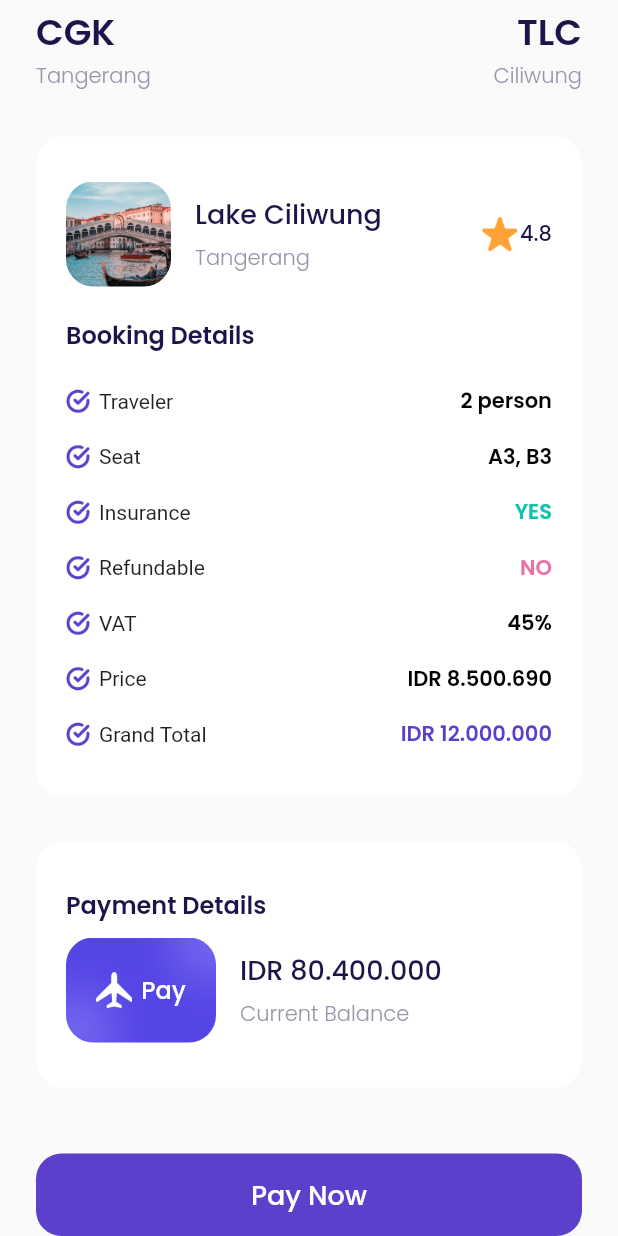
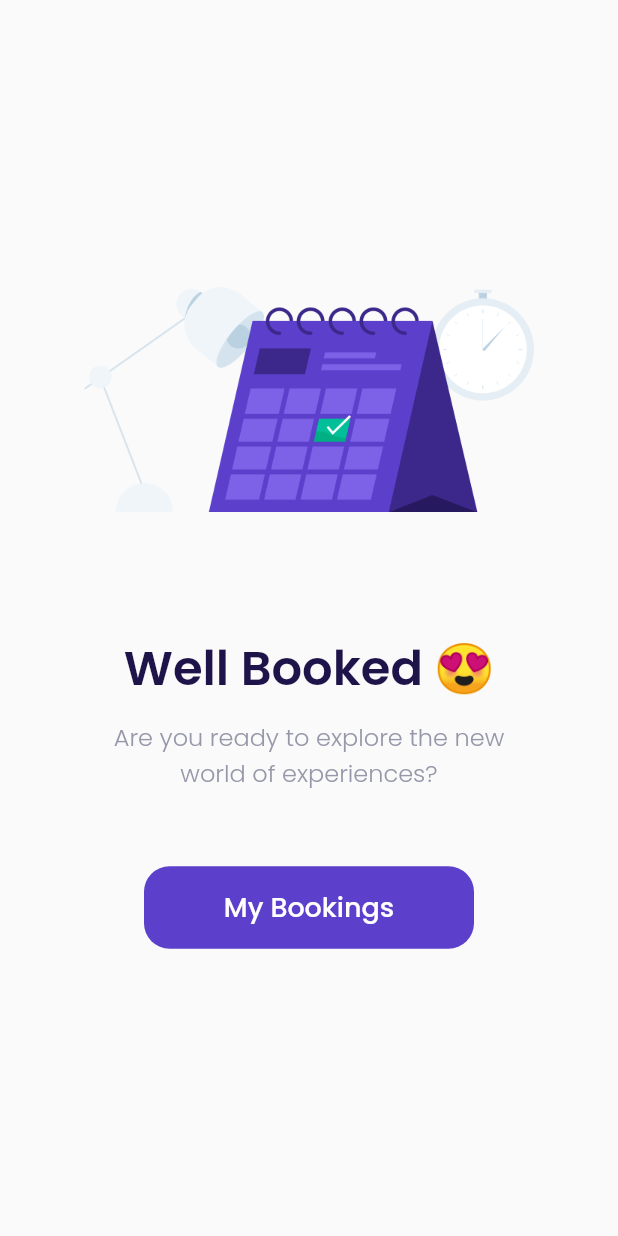
Before and after one commit to arissugiyono/travel_app, a Flutter app: the checkoutPage screen opened by its route, scrolled down 121 dp, after a tap on "Pay Now", on a phone screen of 412 x 824 dp. Run offline on Flutter 3.47's test engine with Material 2 defaults, Android fonts, the phone set to English and light mode, and no system bars; our stand-ins replace google_fonts; missing offline and left inert: responsive_grid_list, shadow_overlay.

Commit message:
update success page

```diff
--- a/lib/ui/pages/checkout_page.dart
+++ b/lib/ui/pages/checkout_page.dart
@@ -1,4 +1,5 @@
 import 'package:airplane_app/shared/theme.dart';
+import 'package:airplane_app/ui/pages/success_checkout_page.dart';
 import 'package:airplane_app/ui/widgets/custom_button.dart';
 import 'package:flutter/material.dart';
 
@@ -297,7 +298,13 @@
     Widget payNowButton() {
       return CustomButton(
         title: 'Pay Now',
-        onPress: () {},
+        onPress: () {
+          Navigator.push(
+              context,
+              MaterialPageRoute(
+                builder: (context) => successCheckoutPage(),
+              ));
+        },
         margin: EdgeInsets.only(top: 44),
       );
     }
--- a/lib/ui/pages/main_page.dart
+++ b/lib/ui/pages/main_page.dart
@@ -1,4 +1,5 @@
 import 'package:airplane_app/ui/pages/home_page.dart';
+import 'package:airplane_app/ui/pages/transaction_page.dart';
 import 'package:flutter/material.dart';
 
 import 'package:airplane_app/shared/theme.dart';
--- /dev/null
+++ b/lib/ui/pages/success_checkout_page.dart
@@ -0,0 +1,56 @@
+import 'package:airplane_app/shared/theme.dart';
+import 'package:airplane_app/ui/widgets/custom_button.dart';
+import 'package:flutter/material.dart';
+
+class successCheckoutPage extends StatelessWidget {
+  const successCheckoutPage({super.key});
+
+  @override
+  Widget build(BuildContext context) {
+    return Scaffold(
+      backgroundColor: kBackgroundColor,
+      body: Center(
+        child: Column(
+          mainAxisAlignment: MainAxisAlignment.center,
+          children: [
+            Container(
+              width: 300,
+              height: 150,
+              margin: EdgeInsets.only(bottom: 80),
+              decoration: BoxDecoration(
+                  image: DecorationImage(
+                      image: AssetImage('assets/image_success.png'))),
+            ),
+            Text(
+              'Well Booked 😍',
+              style: blackTextStyle.copyWith(
+                fontSize: 32,
+                fontWeight: semiBold,
+              ),
+            ),
+            SizedBox(
+              height: 10,
+            ),
+            Text(
+              'Are you ready to explore the new\nworld of experiences?',
+              style: greyTextStyle.copyWith(
+                fontSize: 16,
+                fontWeight: light,
+              ),
+              textAlign: TextAlign.center,
+            ),
+            CustomButton(
+              margin: EdgeInsets.only(top: 50),
+              width: 220,
+              title: 'My Bookings',
+              onPress: () {
+                Navigator.pushNamedAndRemoveUntil(
+                    context, '/main-page', (route) => false);
+              },
+            )
+          ],
+        ),
+      ),
+    );
+  }
+}
```
Also changed, not shown: lib/main.dart (+7 -7 lines), lib/ui/pages/card_page.dart (added, +15 -0 lines), lib/ui/pages/settings_page.dart (added, +15 -0 lines), lib/ui/pages/transaction_page.dart (added, +15 -0 lines).
